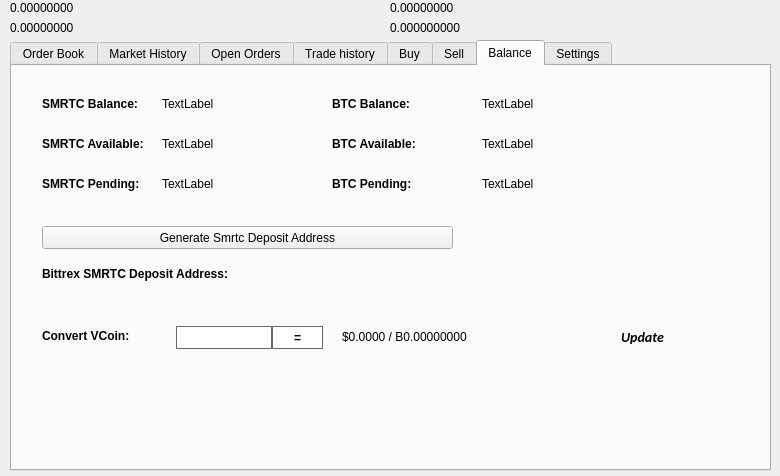
Old version of the form src/qt/forms/tradingdialog.ui in the repository Xavander-Coin/Xavander-coin.
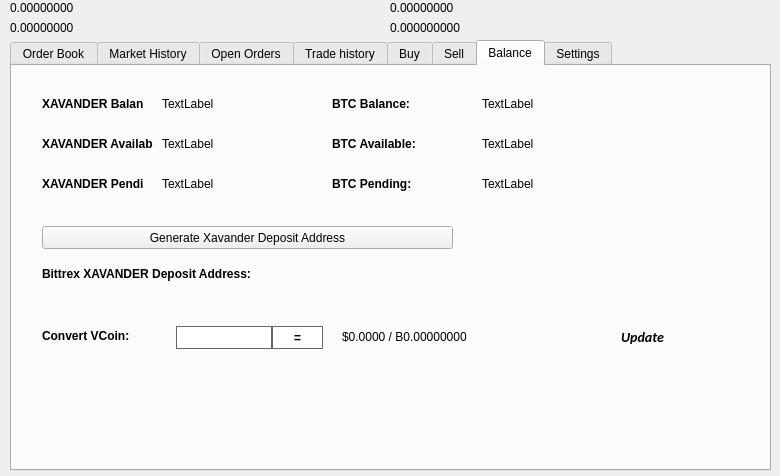
New version of the form. The open tabs and pages were chosen to show the change. Icons and pictures are not drawn.

```diff
--- a/src/qt/forms/tradingdialog.ui
+++ b/src/qt/forms/tradingdialog.ui
@@ -2762,7 +2762,7 @@
       </font>
      </property>
      <property name="text">
-      <string>SMRTC Balance:</string>
+      <string>XAVANDER Balance:</string>
      </property>
     </widget>
     <widget class="QLabel" name="label_12">
@@ -2813,7 +2813,7 @@
       </font>
      </property>
      <property name="text">
-      <string>SMRTC Available:</string>
+      <string>XAVANDER Available:</string>
      </property>
     </widget>
     <widget class="QLabel" name="label_14">
@@ -2832,7 +2832,7 @@
       </font>
      </property>
      <property name="text">
-      <string>SMRTC Pending:</string>
+      <string>XAVANDER Pending:</string>
      </property>
     </widget>
     <widget class="QLabel" name="SMRTCPendingLabel">
@@ -2928,7 +2928,7 @@
       </font>
      </property>
      <property name="text">
-      <string>Bittrex SMRTC Deposit Address:</string>
+      <string>Bittrex XAVANDER Deposit Address:</string>
      </property>
     </widget>
     <widget class="QPushButton" name="GenDepositBTN">
@@ -2941,7 +2941,7 @@
       </rect>
      </property>
      <property name="text">
-      <string>Generate Smrtc Deposit Address</string>
+      <string>Generate Xavander Deposit Address</string>
      </property>
      <property name="icon">
       <iconset resource="../smrtc.qrc">
```
Left out of the diff: 46 changed lines with no effect on the pictures.
